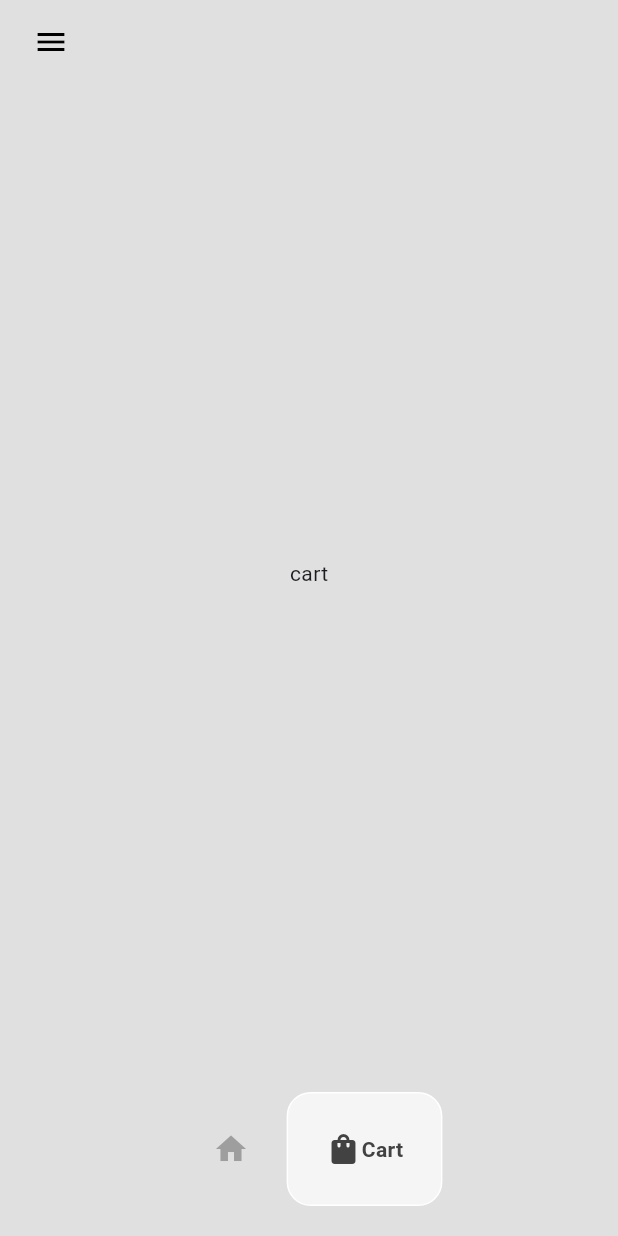
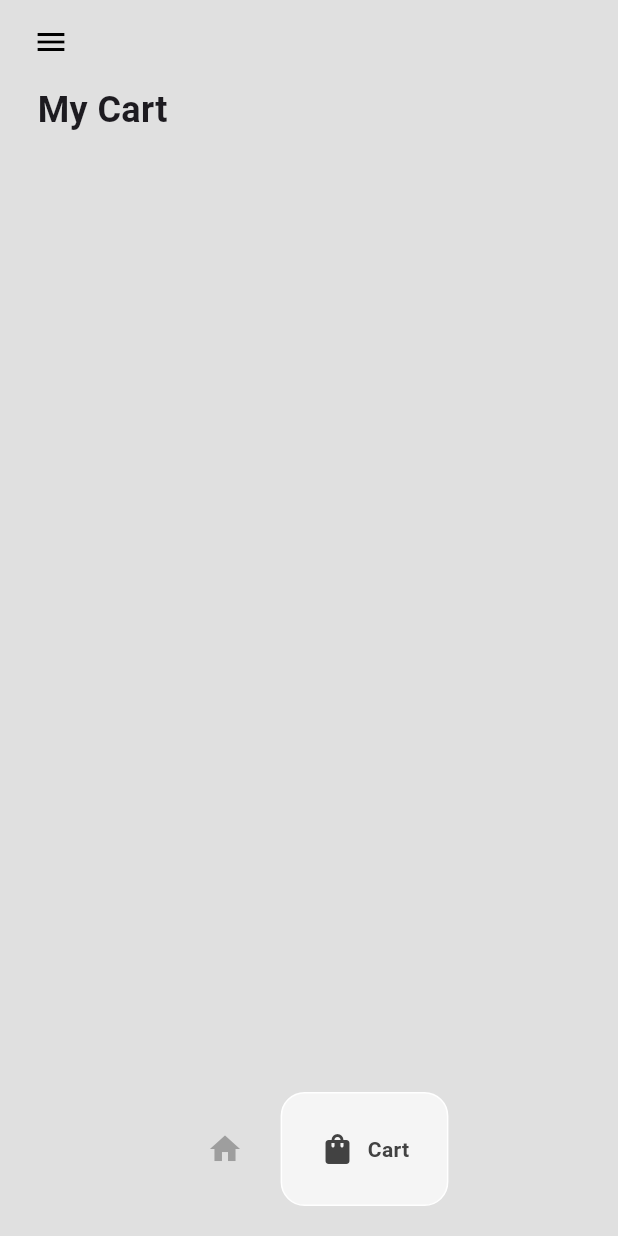
Before and after one commit to sinatorbati/nike, a Flutter app: the HomePage screen opened directly, item 2 of the bottom bar chosen, on a phone screen of 412 x 824 dp. Run offline on Flutter 3.47's test engine with Material 3 defaults, Android fonts, the light colour scheme and no system bars; drawn by our look-alikes of google_nav_bar.

Commit message:
V1.0 done.

```diff
--- a/lib/components/bottom_nav_bar.dart
+++ b/lib/components/bottom_nav_bar.dart
@@ -27,6 +27,7 @@ class MyBottomNavBar extends StatelessWidget {
           mainAxisAlignment:
               MainAxisAlignment.center, // قرار دادن تب‌ها در مرکز نوار
           tabBorderRadius: 16, // گرد کردن گوشه‌های تب‌ها
+          gap: 8, // فاصله بین تب‌ها
           onTabChange: (value) => onTabChange!(
               value), // ارسال اندیس تب فعال به تابع onTabChange که از والد گرفته شده است
           tabs: const [
--- a/lib/pages/cart_page.dart
+++ b/lib/pages/cart_page.dart
@@ -1,4 +1,9 @@
 import 'package:flutter/material.dart';
+import 'package:nike/components/cart_item.dart';
+import 'package:nike/models/cart.dart';
+import 'package:nike/models/shoe.dart';
+import 'package:provider/provider.dart';
+import 'package:nike/components/cart_item.dart';
 
 class CartPage extends StatefulWidget {
   const CartPage({super.key});
@@ -10,9 +15,29 @@ class CartPage extends StatefulWidget {
 class _CartPageState extends State<CartPage> {
   @override
   Widget build(BuildContext context) {
-    return Center(
-      child: Container(
-        child: const Text('cart'),
+    return Consumer<Cart>(
+      builder: (context, value, child) => Padding(
+        padding: const EdgeInsets.symmetric(horizontal: 25),
+        child: Column(
+          crossAxisAlignment: CrossAxisAlignment.start,
+          children: [
+            const Text(
+              'My Cart',
+              style: TextStyle(fontSize: 24, fontWeight: FontWeight.bold),
+            ),
+            const SizedBox(height: 20),
+            Expanded(
+                child: ListView.builder(
+              itemCount: value.getUserCart().length,
+              itemBuilder: (context, index) {
+                Shoe individualShoe = value.getUserCart()[index];
+                return CartItem(
+                  shoe: individualShoe,
+                );
+              },
+            )),
+          ],
+        ),
       ),
     );
   }
```
Also changed, not shown: lib/components/cart_item.dart (added, +36 -0 lines).
